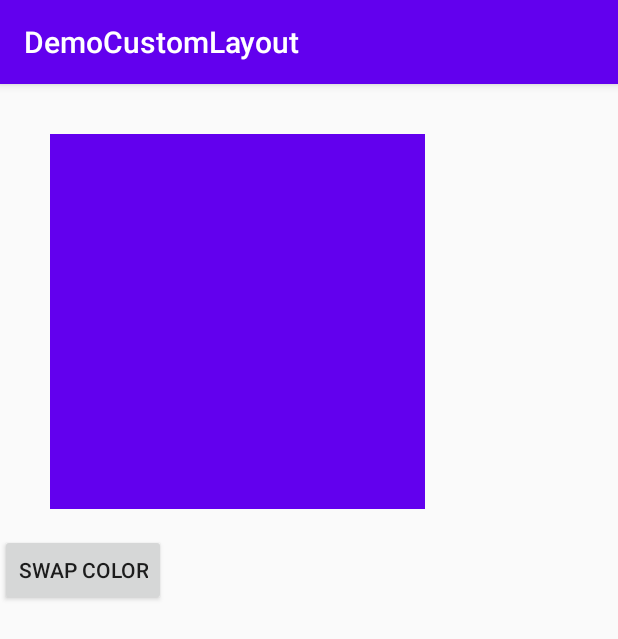
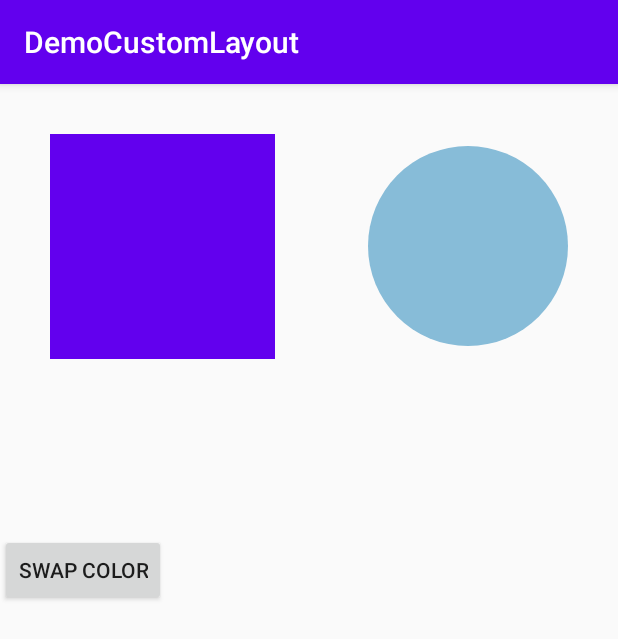
Before and after one commit to Harin-Kaklotar/Custom-Layout-Demo, an Android app: the screen it shows after launch (MainActivity), on a phone screen of 412 x 824 dp. Shown: the top 639 px of the screen. Run offline under Robolectric (Android 15) with nearby library versions, the phone set to English and light mode, and no system bars.

Commit message:
add circle shape

```diff
--- a/app/src/main/res/layout/activity_main.xml
+++ b/app/src/main/res/layout/activity_main.xml
@@ -17,7 +17,7 @@
         android:layout_width="match_parent"
         android:layout_height="300dp"
         app:squareColor="@color/colorSquare"
-        app:squareSize="250dp" />
+        app:squareSize="150dp" />
 
     <Button
         android:id="@+id/btn_swap"
--- a/clay/src/main/java/com/example/clay/RectangleDemo.java
+++ b/clay/src/main/java/com/example/clay/RectangleDemo.java
@@ -19,6 +19,7 @@ public class RectangleDemo extends View {
     private Paint mPaintRect;
     private int mSquareColor;
     private int mSquareSize;
+    private Paint mPaintCircle;
 
     public RectangleDemo(Context context) {
         super(context);
@@ -44,6 +45,10 @@ public class RectangleDemo extends View {
         mSquareRect = new Rect();
         mPaintRect = new Paint(Paint.ANTI_ALIAS_FLAG);
 
+        mPaintCircle = new Paint();
+        mPaintCircle.setAntiAlias(true);
+
+        mPaintCircle.setColor(Color.parseColor("#87BCD8"));
 
         if (attrs == null)
             return;
@@ -67,8 +72,14 @@ public class RectangleDemo extends View {
         mSquareRect.right = mSquareRect.left + mSquareSize;
         mSquareRect.bottom = mSquareRect.top + mSquareSize;
 
+        float cx, cy;
+        float radius = 100f;
+
+        cx = getWidth() - radius - 50;
+        cy = mSquareRect.top + (mSquareRect.height()/2);
 
         canvas.drawRect(mSquareRect, mPaintRect);
+        canvas.drawCircle(cx, cy, radius, mPaintCircle);
     }
 
     public void swipeColor() {
```
